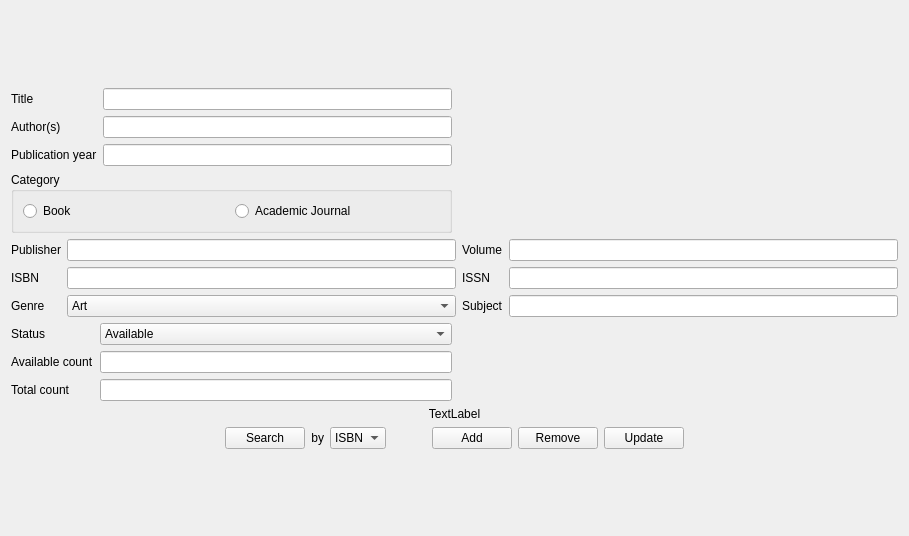
Before: the Qt Designer form modifycontentwidget.ui in huyquoctrinh/LibraryManagement, drawn with Qt 5.
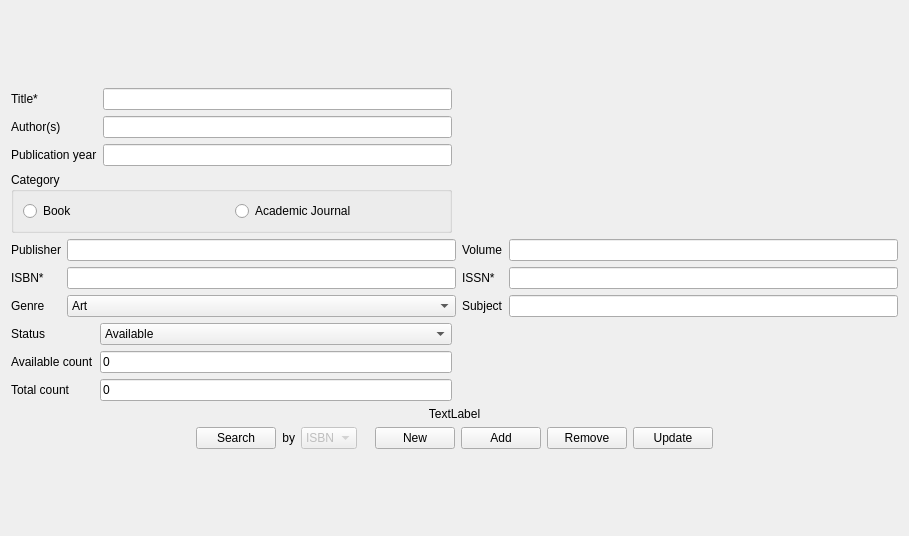
After: the same form once the commit is applied.

```diff
--- a/modifycontentwidget.ui
+++ b/modifycontentwidget.ui
@@ -62,7 +62,7 @@
          <item row="0" column="0">
           <widget class="QLabel" name="label">
            <property name="text">
-            <string>Title</string>
+            <string>Title*</string>
            </property>
           </widget>
          </item>
@@ -139,7 +139,7 @@
          <item row="1" column="0">
           <widget class="QLabel" name="label_5">
            <property name="text">
-            <string>ISBN</string>
+            <string>ISBN*</string>
            </property>
           </widget>
          </item>
@@ -149,7 +149,7 @@
          <item row="1" column="2">
           <widget class="QLabel" name="label_9">
            <property name="text">
-            <string>ISSN</string>
+            <string>ISSN*</string>
            </property>
           </widget>
          </item>
@@ -231,7 +231,11 @@
           </widget>
          </item>
          <item row="1" column="1">
-          <widget class="QLineEdit" name="txtAvaiCount"/>
+          <widget class="QLineEdit" name="txtAvaiCount">
+           <property name="text">
+            <string>0</string>
+           </property>
+          </widget>
          </item>
          <item row="2" column="0">
           <widget class="QLabel" name="label_12">
@@ -241,7 +245,11 @@
           </widget>
          </item>
          <item row="2" column="1">
-          <widget class="QLineEdit" name="txtTotalCount"/>
+          <widget class="QLineEdit" name="txtTotalCount">
+           <property name="text">
+            <string>0</string>
+           </property>
+          </widget>
          </item>
          <item row="0" column="1">
           <widget class="QComboBox" name="cbbStatus">
@@ -308,6 +316,12 @@
        </item>
        <item>
         <widget class="QComboBox" name="cbbFilter">
+         <property name="enabled">
+          <bool>false</bool>
+         </property>
+         <property name="editable">
+          <bool>false</bool>
+         </property>
          <item>
           <property name="text">
            <string>ISBN</string>
@@ -333,6 +347,13 @@
          </property>
         </spacer>
        </item>
+       <item>
+        <widget class="QPushButton" name="btnNew">
+         <property name="text">
+          <string>New</string>
+         </property>
+        </widget>
+       </item>
        <item>
         <widget class="QPushButton" name="btnAdd">
          <property name="text">
```
Left out of the diff: 21 changed lines with no effect on the pictures.
